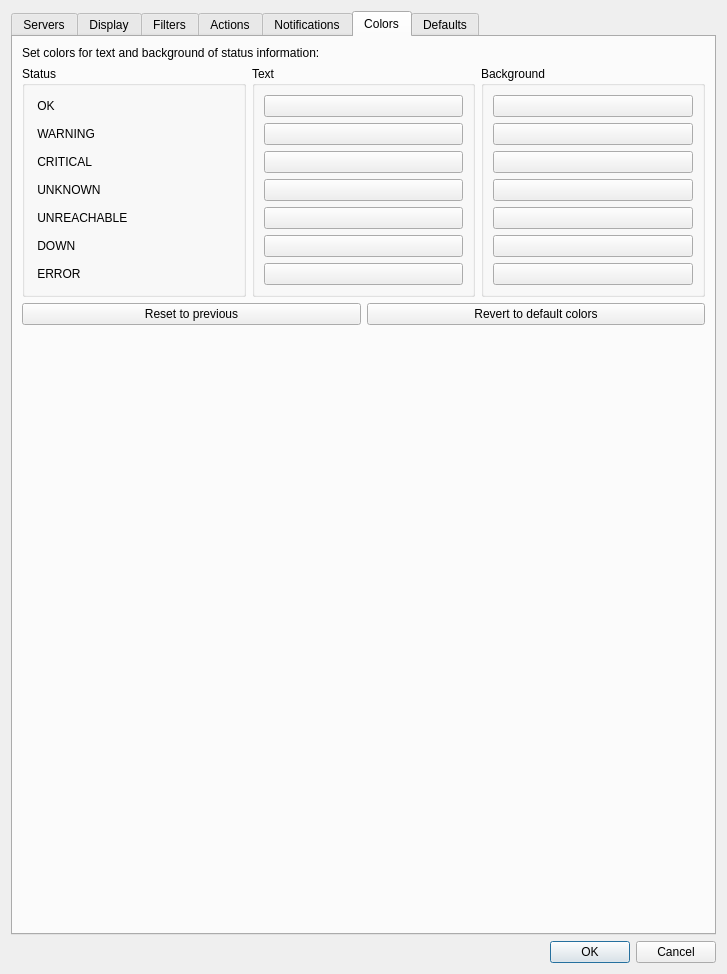
The window that Nagstamon/QUI/settings_main.ui (HenriWahl/Nagstamon) describes before a commit, drawn with Qt 5.
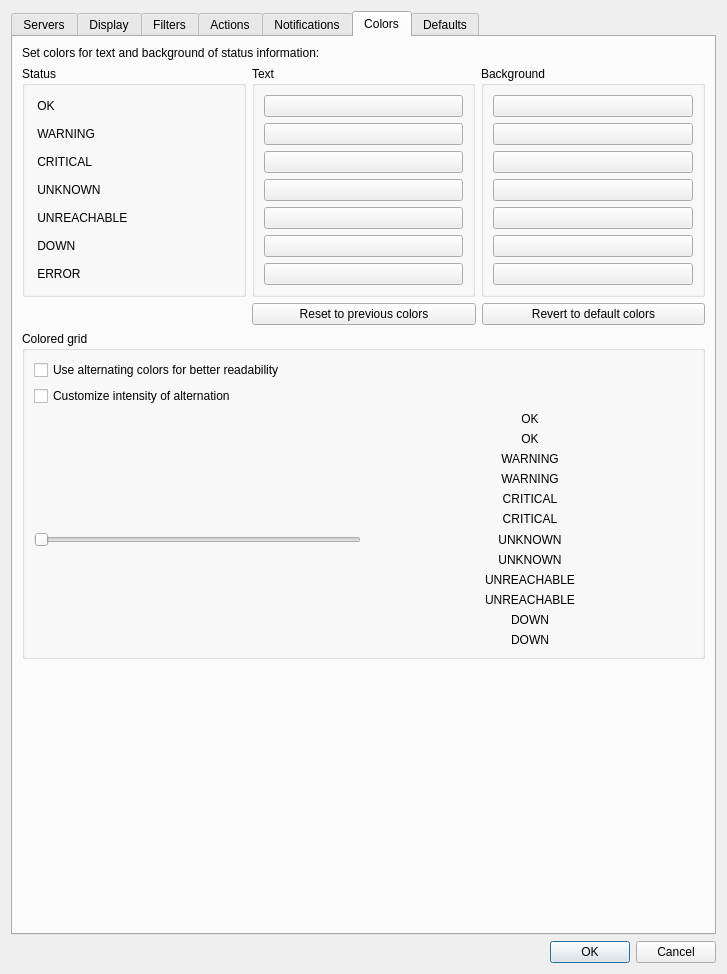
The same window after the commit. The open tabs and pages were chosen to show the change.

Commit message: fixed missing status information in tooltip, do not move statuswindow when left mouse button is clicked

```diff
--- a/Nagstamon/QUI/settings_main.ui
+++ b/Nagstamon/QUI/settings_main.ui
@@ -330,14 +330,7 @@
             </property>
            </widget>
           </item>
-          <item row="6" column="0" colspan="2">
-           <widget class="QCheckBox" name="input_checkbox_show_grid">
-            <property name="text">
-             <string>Show color grid in status details overview</string>
-            </property>
-           </widget>
-          </item>
-          <item row="9" column="0">
+          <item row="8" column="0">
            <layout class="QGridLayout" name="gridLayout_15">
             <item row="0" column="1">
              <widget class="QComboBox" name="input_combobox_default_sort_field"/>
@@ -1137,8 +1130,8 @@
          </property>
          <property name="sizeHint" stdset="0">
           <size>
-           <width>0</width>
-           <height>0</height>
+           <width>20</width>
+           <height>40</height>
           </size>
          </property>
         </spacer>
@@ -1150,24 +1143,6 @@
          </property>
         </widget>
        </item>
-       <item row="10" column="0" colspan="3">
-        <layout class="QHBoxLayout" name="horizontalLayout_12">
-         <item>
-          <widget class="QPushButton" name="button_colors_reset">
-           <property name="text">
-            <string>Reset to previous</string>
-           </property>
-          </widget>
-         </item>
-         <item>
-          <widget class="QPushButton" name="button_colors_defaults">
-           <property name="text">
-            <string>Revert to default colors</string>
-           </property>
-          </widget>
-         </item>
-        </layout>
-       </item>
        <item row="1" column="0" rowspan="8">
         <widget class="QGroupBox" name="states_groupbox">
          <property name="title">
@@ -1342,6 +1317,183 @@
          </layout>
         </widget>
        </item>
+       <item row="10" column="1" colspan="2">
+        <layout class="QHBoxLayout" name="horizontalLayout_12">
+         <item>
+          <widget class="QPushButton" name="button_colors_reset">
+           <property name="text">
+            <string>Reset to previous colors</string>
+           </property>
+          </widget>
+         </item>
+         <item>
+          <widget class="QPushButton" name="button_colors_defaults">
+           <property name="text">
+            <string>Revert to default colors</string>
+           </property>
+          </widget>
+         </item>
+        </layout>
+       </item>
+       <item row="11" column="0" colspan="3">
+        <widget class="QGroupBox" name="groupBox_color_grid">
+         <property name="title">
+          <string>Colored grid</string>
+         </property>
+         <layout class="QGridLayout" name="gridLayout_18">
+          <item row="7" column="1">
+           <widget class="QLabel" name="label_intensity_critical_0">
+            <property name="text">
+             <string>CRITICAL</string>
+            </property>
+            <property name="alignment">
+             <set>Qt::AlignCenter</set>
+            </property>
+           </widget>
+          </item>
+          <item row="10" column="1">
+           <widget class="QLabel" name="label_intensity_unknown_1">
+            <property name="text">
+             <string>UNKNOWN</string>
+            </property>
+            <property name="alignment">
+             <set>Qt::AlignCenter</set>
+            </property>
+           </widget>
+          </item>
+          <item row="3" column="1">
+           <widget class="QLabel" name="label_intensity_ok_0">
+            <property name="text">
+             <string>OK</string>
+            </property>
+            <property name="alignment">
+             <set>Qt::AlignCenter</set>
+            </property>
+           </widget>
+          </item>
+          <item row="5" column="1">
+           <widget class="QLabel" name="label_intensity_warning_0">
+            <property name="text">
+             <string>WARNING</string>
+            </property>
+            <property name="alignment">
+             <set>Qt::AlignCenter</set>
+            </property>
+           </widget>
+          </item>
+          <item row="13" column="1">
+           <widget class="QLabel" name="label_intensity_down_0">
+            <property name="text">
+             <string>DOWN</string>
+            </property>
+            <property name="alignment">
+             <set>Qt::AlignCenter</set>
+            </property>
+           </widget>
+          </item>
+          <item row="14" column="1">
+           <widget class="QLabel" name="label_intensity_down_1">
+            <property name="text">
+             <string>DOWN</string>
+            </property>
+            <property name="alignment">
+             <set>Qt::AlignCenter</set>
+            </property>
+           </widget>
+          </item>
+          <item row="8" column="1">
+           <widget class="QLabel" name="label_intensity_critical_1">
+            <property name="text">
+             <string>CRITICAL</string>
+            </property>
+            <property name="alignment">
+             <set>Qt::AlignCenter</set>
+            </property>
+           </widget>
+          </item>
+          <item row="11" column="1">
+           <widget class="QLabel" name="label_intensity_unreachable_0">
+            <property name="text">
+             <string>UNREACHABLE</string>
+            </property>
+            <property name="alignment">
+             <set>Qt::AlignCenter</set>
+            </property>
+           </widget>
+          </item>
+          <item row="9" column="1">
+           <widget class="QLabel" name="label_intensity_unknown_0">
+            <property name="text">
+             <string>UNKNOWN</string>
+            </property>
+            <property name="alignment">
+             <set>Qt::AlignCenter</set>
+            </property>
+           </widget>
+          </item>
+          <item row="6" column="1">
+           <widget class="QLabel" name="label_intensity_warning_1">
+            <property name="text">
+             <string>WARNING</string>
+            </property>
+            <property name="alignment">
+             <set>Qt::AlignCenter</set>
+            </property>
+           </widget>
+          </item>
+          <item row="12" column="1">
+           <widget class="QLabel" name="label_intensity_unreachable_1">
+            <property name="text">
+             <string>UNREACHABLE</string>
+            </property>
+            <property name="alignment">
+             <set>Qt::AlignCenter</set>
+            </property>
+           </widget>
+          </item>
+          <item row="0" column="0">
+           <widget class="QCheckBox" name="input_checkbox_show_grid">
+            <property name="text">
+             <string>Use alternating colors for better readability</string>
+            </property>
+           </widget>
+          </item>
+          <item row="9" column="0">
+           <widget class="QSlider" name="input_slider_grid_alternation_intensity">
+            <property name="sizePolicy">
+             <sizepolicy hsizetype="Minimum" vsizetype="Fixed">
+              <horstretch>0</horstretch>
+              <verstretch>0</verstretch>
+             </sizepolicy>
+            </property>
+            <property name="orientation">
+             <enum>Qt::Horizontal</enum>
+            </property>
+           </widget>
+          </item>
+          <item row="2" column="0">
+           <widget class="QCheckBox" name="input_checkbox_grid_use_custom_intensity">
+            <property name="enabled">
+             <bool>true</bool>
+            </property>
+            <property name="text">
+             <string>Customize intensity of alternation</string>
+            </property>
+           </widget>
+          </item>
+          <item row="4" column="1">
+           <widget class="QLabel" name="label_intensity_ok_1">
+            <property name="text">
+             <string>OK</string>
+            </property>
+            <property name="alignment">
+             <set>Qt::AlignCenter</set>
+            </property>
+           </widget>
+          </item>
+         </layout>
+        </widget>
+       </item>
       </layout>
      </widget>
      <widget class="QWidget" name="tab_defaults">
```
Left out of the diff: 7 changed lines with no effect on the pictures. The commit also changes 4 other files.
